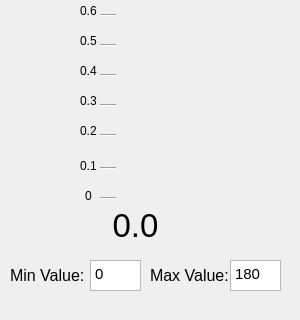
ToyotaResearchInstitute/gauges2, file resource/bar.ui: the form before one commit; both pictures show x 0 to 300 and y 230 to 550 of the 300 by 550 pixel window.
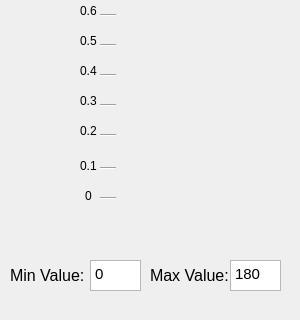
The form after the commit. Custom widgets are drawn as their Qt base class.

```diff
--- a/resource/bar.ui
+++ b/resource/bar.ui
@@ -256,7 +256,7 @@
     <string>%f%</string>
    </property>
   </widget> -->
-  <widget class="QLabel" name="value_label">
+  <!-- <widget class="QLabel" name="value_label">
    <property name="geometry">
     <rect>
      <x>25</x>
@@ -276,7 +276,7 @@
    <property name="alignment">
     <set>Qt::AlignCenter</set>
    </property>
-  </widget>
+  </widget> -->
 
   <widget class="Line" name="line_2">
    <property name="geometry">
```
